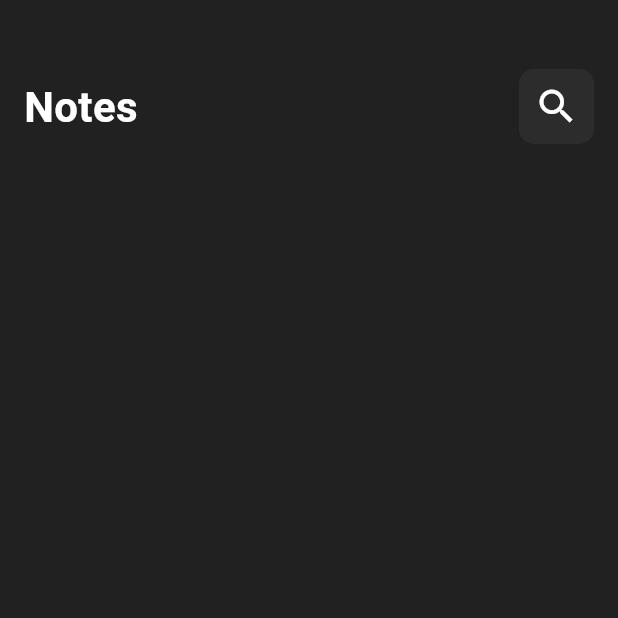
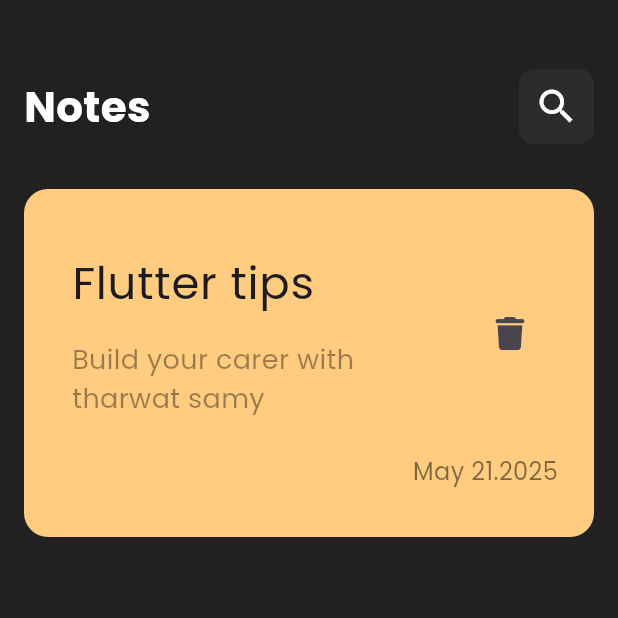
Before and after one commit to youssefr1/notes_app, a Flutter app: the screen it shows after launch, on a phone screen of 412 x 824 dp, the top half of it. Run offline on Flutter 3.47's test engine with Material 3 defaults, Android fonts, the phone set to English and light mode, and no system bars; our stand-ins replace font_awesome_flutter.

Commit message:
custom notes item done :)

```diff
--- a/lib/main.dart
+++ b/lib/main.dart
@@ -11,8 +11,10 @@
   @override
   Widget build(BuildContext context) {
     return MaterialApp(
+      debugShowCheckedModeBanner: false,
       theme: ThemeData(
         scaffoldBackgroundColor: Colors.grey.shade900,
+        fontFamily: 'Poppins',
       ),
       home: NotesView(),
     );
--- /dev/null
+++ b/lib/widjets/custom_notes_item.dart
@@ -0,0 +1,55 @@
+import 'package:flutter/material.dart';
+import 'package:font_awesome_flutter/font_awesome_flutter.dart';
+
+class CustomNotesItem extends StatelessWidget {
+  const CustomNotesItem({super.key});
+
+  @override
+  Widget build(BuildContext context) {
+    return Container(
+      padding: EdgeInsets.only(top: 24,bottom: 24,left: 8),
+      decoration: BoxDecoration(
+        color: Color(0xffFFCC80),
+        borderRadius: BorderRadius.circular(16),
+      ),
+      child: Padding(
+        padding: const EdgeInsets.all(8),
+        child: Column(
+          crossAxisAlignment: CrossAxisAlignment.end,
+          children: [
+            ListTile(
+              title: Text(
+                'Flutter tips',
+                style: TextStyle(fontSize: 30),
+              ),
+              subtitle: Padding(
+                padding: const EdgeInsets.only(top: 16),
+                child: Text(
+                  'Build your carer with tharwat samy',
+                  style: TextStyle(
+                    fontSize: 18,
+                    color: Colors.black.withOpacity(0.4),
+                  ),
+                ),
+              ),
+              trailing: IconButton(
+                onPressed: () {},
+                icon: Icon(FontAwesomeIcons.trash, size: 22),
+              ),
+            ),
+            Padding(
+              padding: const EdgeInsets.only(right: 16,top: 16),
+              child: Text(
+                'May 21.2025',
+                style: TextStyle(
+                  fontSize: 16,
+                  color: Colors.black.withOpacity(0.5),
+                ),
+              ),
+            ),
+          ],
+        ),
+      ),
+    );
+  }
+}
--- a/lib/widjets/notes_view_body.dart
+++ b/lib/widjets/notes_view_body.dart
@@ -1,6 +1,7 @@
 import 'package:flutter/material.dart';
 
 import 'custom_app_bar.dart';
+import 'custom_notes_item.dart';
 
 class NotesViewBody extends StatelessWidget {
   const NotesViewBody({super.key});
@@ -13,6 +14,8 @@
         children: [
           SizedBox(height: 30,),
            CustomAppBar(),
+          SizedBox(height: 30,),
+          CustomNotesItem()
         ],
       ),
     );
```
Also changed, not shown: pubspec.yaml (+5 -14 lines), pubspec.lock.
